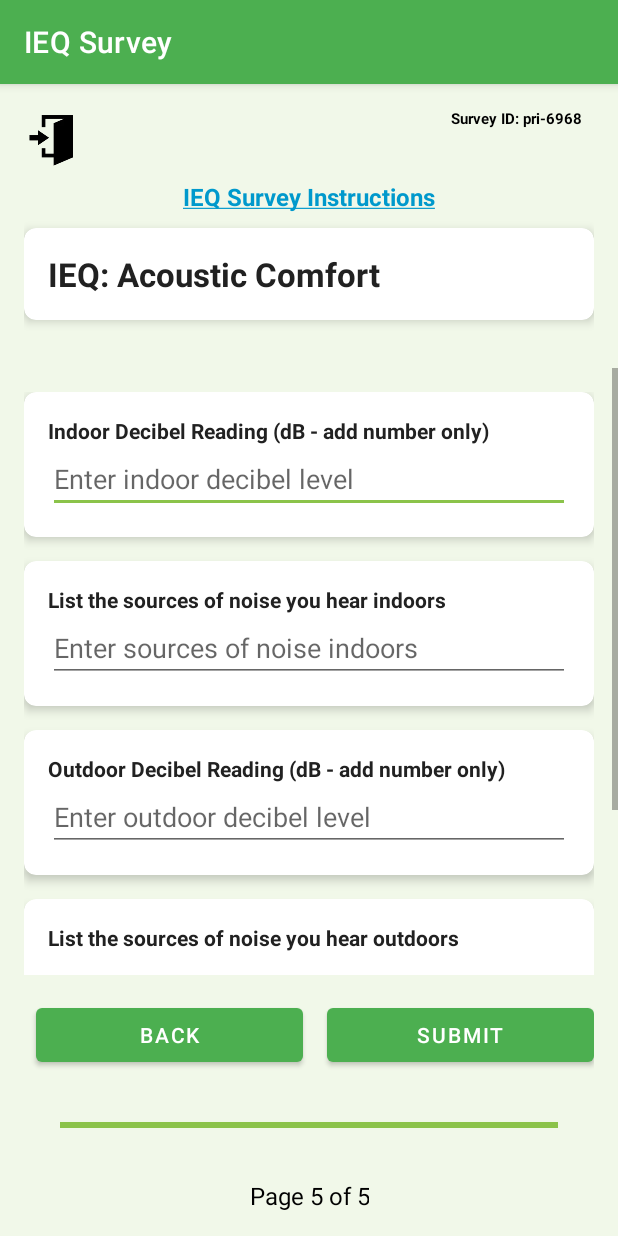
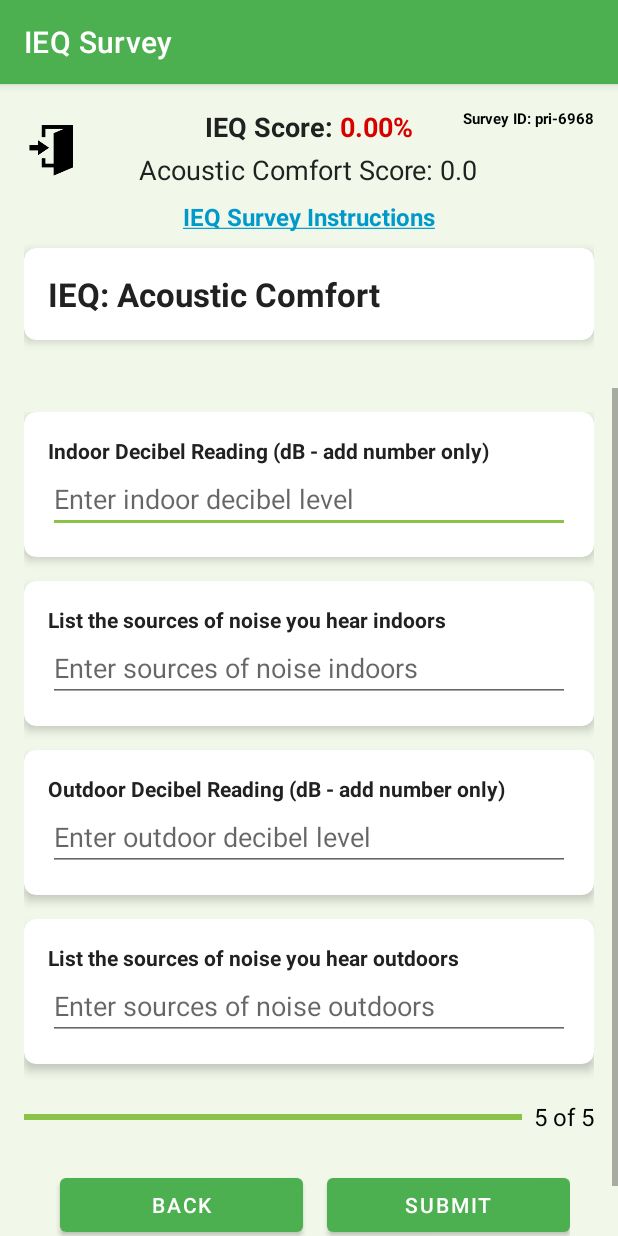
Before and after one commit to psbrar2002/IEQ-Project, an Android app: the AcousticComfortActivity2 screen opened directly, with no data from a screen before it, on a phone screen of 412 x 824 dp. Run offline under Robolectric (Android 15) with nearby library versions, the phone set to English and light mode, and no system bars; our stand-ins replace Firebase (no records; nobody signed in at launch, a user with empty details on screens opened directly).

Commit message:
Repositioned IEQ Score in the Fixed Header, Removed score from bottom, and finally improved styling on the progress bar.

```diff
--- a/app/src/main/res/layout/activity_acoustic_comfort2.xml
+++ b/app/src/main/res/layout/activity_acoustic_comfort2.xml
@@ -15,9 +15,11 @@
         android:padding="16dp">
 
         <!-- RelativeLayout to position elements at the top -->
+        <!-- RelativeLayout to position elements at the top -->
         <RelativeLayout
             android:layout_width="match_parent"
-            android:layout_height="wrap_content">
+            android:layout_height="wrap_content"
+            android:background="@android:color/transparent">
 
             <!-- Exit Button positioned at the top left -->
             <ImageButton
@@ -28,8 +30,41 @@
                 android:background="?attr/selectableItemBackgroundBorderless"
                 android:scaleType="fitCenter"
                 android:adjustViewBounds="true"
+                android:layout_marginStart="0dp"
+                android:layout_marginTop="0dp"
+                android:layout_marginBottom="0dp"
                 android:layout_alignParentStart="true"
+                android:layout_centerVertical="true"
                 android:backgroundTint="@android:color/holo_red_dark" />
+
+            <!-- LinearLayout to hold IEQ Score and HVAC Score -->
+            <LinearLayout
+                android:layout_width="wrap_content"
+                android:layout_height="wrap_content"
+                android:orientation="vertical"
+                android:layout_centerInParent="true"
+                android:gravity="center">
+
+                <!-- IEQ Score -->
+                <TextView
+                    android:id="@+id/ieqScoreTextView2"
+                    android:layout_width="wrap_content"
+                    android:layout_height="wrap_content"
+                    android:text="IEQ Score: 0%"
+                    android:textStyle="bold"
+                    android:gravity="center"
+                    android:textSize="18sp" />
+
+                <!-- IAQ Score positioned below IEQ Score -->
+                <TextView
+                    android:id="@+id/acousticComfortScoreTextView2"
+                    android:layout_width="wrap_content"
+                    android:layout_height="wrap_content"
+                    android:text="IAQ Score: 0"
+                    android:textSize="18sp"
+                    android:layout_marginTop="4dp" /> <!-- Add margin for spacing -->
+
+            </LinearLayout>
 
             <!-- Survey ID TextView positioned at the top right -->
             <TextView
@@ -37,13 +72,13 @@
                 android:layout_width="wrap_content"
                 android:layout_height="wrap_content"
                 android:layout_alignParentEnd="true"
-                android:layout_marginEnd="8dp"
+                android:layout_marginEnd="0dp"
                 android:text="Survey ID: "
                 android:textColor="@android:color/black"
                 android:textSize="10sp"
                 android:textStyle="bold" />
+
         </RelativeLayout>
-
         <!-- Hyperlink TextView for IEQ Survey Instructions -->
         <TextView
             android:id="@+id/openInstructionsStoreLink"
@@ -211,29 +246,38 @@
                 </LinearLayout>
             </androidx.cardview.widget.CardView>
 
-            <!-- Acoustic Comfort Score -->
+        <androidx.constraintlayout.widget.ConstraintLayout
+            android:layout_width="match_parent"
+            android:layout_height="wrap_content"
+            android:layout_marginTop="8dp"
+            android:layout_marginBottom="8dp">
+
+            <!-- Progress Bar -->
+            <ProgressBar
+                android:id="@+id/progressBar"
+                android:layout_width="0dp"
+                android:layout_height="8dp"
+                android:layout_marginEnd="8dp"
+                style="?android:attr/progressBarStyleHorizontal"
+                android:progress="100"
+                android:max="100"
+                app:layout_constraintStart_toStartOf="parent"
+                app:layout_constraintEnd_toStartOf="@id/pageCounter"
+                app:layout_constraintTop_toTopOf="parent"
+                app:layout_constraintBottom_toBottomOf="parent" />
+
+            <!-- Page Counter TextView -->
             <TextView
-                android:id="@+id/acousticComfortScoreTextView2"
+                android:id="@+id/pageCounter"
                 android:layout_width="wrap_content"
                 android:layout_height="wrap_content"
-                android:text="Acoustic Comfort Score: 0.0"
-                android:textSize="18sp"
-                android:layout_marginBottom="8dp"
-                android:layout_gravity="center_horizontal"/>
-
-            <!-- IEQ Score -->
-            <TextView
-                android:id="@+id/ieqScoreTextView2"
-                android:layout_width="wrap_content"
-                android:layout_height="wrap_content"
-                android:text="IEQ Score: 0.0"
-                android:textStyle="bold"
-                android:textSize="18sp"
-                android:layout_marginBottom="16dp"
-                android:layout_gravity="center_horizontal"/>
-        </LinearLayout>
-    </ScrollView>
-
+                android:text="5 of 5"
+                android:textSize="16sp"
+                android:textColor="@android:color/black"
+                app:layout_constraintEnd_toEndOf="parent"
+                app:layout_constraintTop_toTopOf="parent"
+                app:layout_constraintBottom_toBottomOf="parent" />
+        </androidx.constraintlayout.widget.ConstraintLayout>
         <!-- Navigation Buttons -->
         <LinearLayout
             android:layout_width="match_parent"
@@ -260,38 +304,9 @@
                 android:text="Submit"
                 android:layout_weight="1"
                 android:layout_marginStart="8dp" />
+        </LinearLayout>
+        </LinearLayout>
+    </ScrollView>
+
 
     </LinearLayout>
-    <LinearLayout
-        android:layout_width="match_parent"
-        android:layout_height="wrap_content"
-        android:gravity="center"
-        android:padding="16dp">
-
-        <!-- Progress Bar wrapped in LinearLayout with adjusted margins -->
-        <ProgressBar
-            android:id="@+id/progressBar"
-            android:layout_width="0dp"
-            android:layout_height="8dp"
-            android:layout_weight="0.9"
-            android:layout_marginStart="24dp"
-            android:layout_marginEnd="24dp"
-            style="?android:attr/progressBarStyleHorizontal"
-            android:progress="100"
-            android:max="100" />
-
-    </LinearLayout>
-    <!-- Page Counter at the bottom -->
-    <TextView
-        android:id="@+id/pageCounter"
-        android:layout_width="wrap_content"
-        android:layout_height="wrap_content"
-        android:layout_marginTop="8dp"
-        android:layout_marginBottom="8dp"
-        android:padding="8dp"
-        android:text="Page 5 of 5"
-        android:gravity="center"
-        android:textSize="16sp"
-        android:textColor="@android:color/black"
-        android:layout_gravity="center_horizontal"/>
-</LinearLayout>
```
Lines whose indentation alone changed are shown as unchanged.
